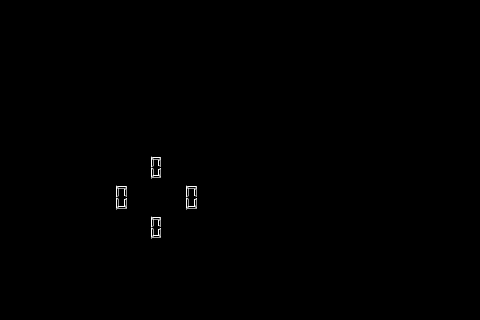
Qt form src/rover_gui_plugin.ui (BCLab-UNM/SwarmathonIV-Cabrillo-Public) before a commit; both pictures show x 0 to 480 and y 448 to 768 of the 1024 by 768 pixel window.
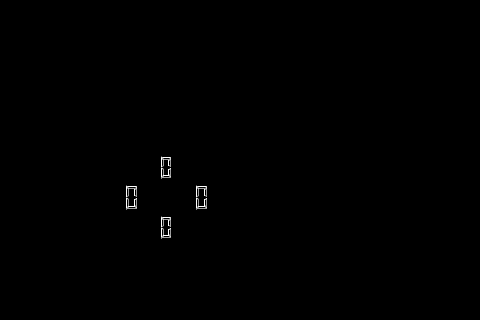
The same form after that commit. Custom widgets are drawn as their Qt base class.

Diff of the .ui file:
```diff
--- a/src/rover_gui_plugin.ui
+++ b/src/rover_gui_plugin.ui
@@ -38,7 +38,7 @@
   <widget class="QFrame" name="joystick_frame">
    <property name="geometry">
     <rect>
-     <x>50</x>
+     <x>60</x>
      <y>590</y>
      <width>161</width>
      <height>111</height>
```
Left out of the diff: 3 changed lines with no effect on the pictures.
